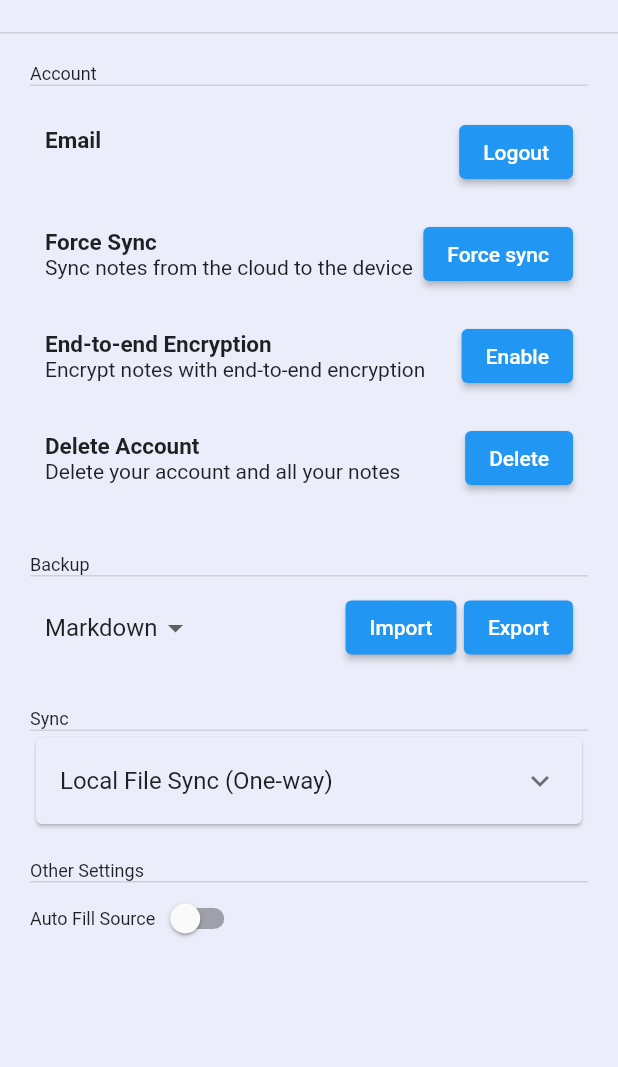
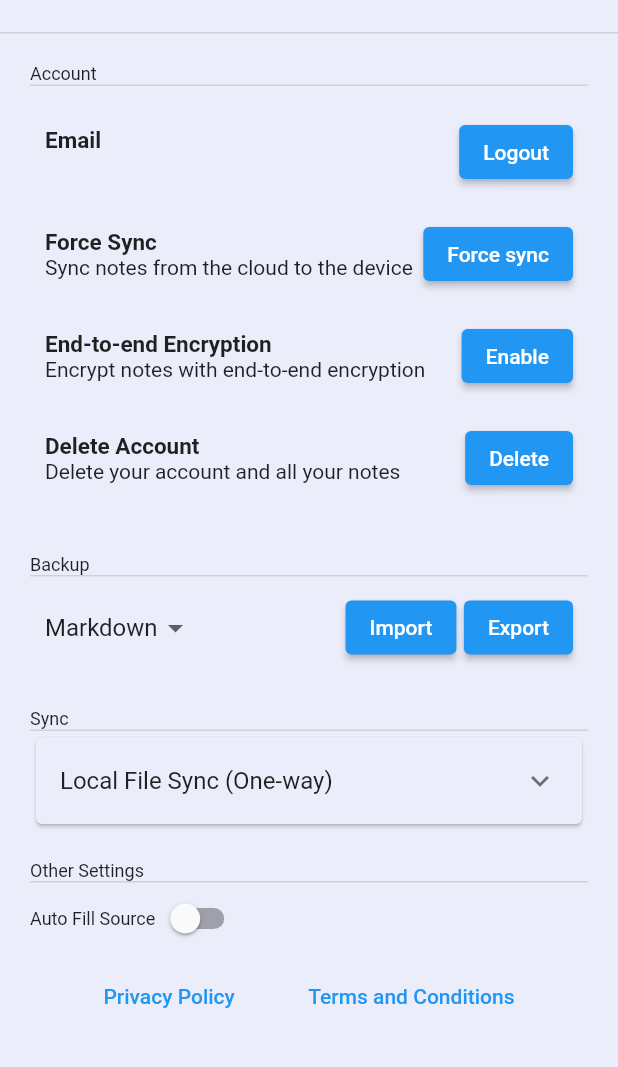
Before and after one commit to fleetingnotes/fleeting-notes-flutter, a Flutter app: the SettingsScreen screen opened by its route, on a phone screen of 412 x 824 dp, the part 60-1127 px from its top. Run offline on Flutter 3.47's test engine with Material 2 defaults, Android fonts, the light colour scheme and no system bars; our stand-ins replace device_info_plus, dio, file_picker, flutter_neumorphic, flutter_secure_storage, go_router and 9 more; missing offline and left inert: dart:js_util, encrypt, file_saver, firedart, receive_sharing_intent, web_browser_detect; accounts and stored records are empty; statements that could not run were skipped.

Commit message:
add legal links to settings page

```diff
--- a/lib/screens/settings/settings_screen.dart
+++ b/lib/screens/settings/settings_screen.dart
@@ -2,6 +2,7 @@ import 'package:file_picker/file_picker.dart';
 import 'package:fleeting_notes_flutter/models/Note.dart';
 import 'package:fleeting_notes_flutter/screens/settings/components/auth.dart';
 import 'package:fleeting_notes_flutter/utils/theme_data.dart';
+import 'package:flutter/gestures.dart';
 import 'package:flutter/material.dart';
 import 'package:fleeting_notes_flutter/services/database.dart';
 import 'package:file_saver/file_saver.dart';
@@ -9,6 +10,7 @@ import 'dart:typed_data';
 import 'dart:convert';
 import 'package:archive/archive.dart';
 import 'package:go_router/go_router.dart';
+import 'package:url_launcher/url_launcher.dart';
 import 'components/account.dart';
 import 'components/back_up.dart';
 import 'components/encryption_dialog.dart';
@@ -268,6 +270,9 @@ class _SettingsScreenState extends State<SettingsScreen> {
                                   .get('auto-fill-source', defaultValue: false),
                               onChanged: autoFilledToggled)
                         ]),
+                        SizedBox(
+                            height: Theme.of(context).custom.kDefaultPadding),
+                        const LegalLinks(),
                       ],
                     )),
               )
@@ -278,3 +283,43 @@ class _SettingsScreenState extends State<SettingsScreen> {
     );
   }
 }
+
+class LegalLinks extends StatelessWidget {
+  const LegalLinks({
+    Key? key,
+  }) : super(key: key);
+
+  @override
+  Widget build(BuildContext context) {
+    return Row(mainAxisAlignment: MainAxisAlignment.spaceEvenly, children: [
+      RichText(
+        text: TextSpan(
+          text: 'Privacy Policy',
+          style: Theme.of(context).textTheme.bodyText1!.copyWith(
+                color: Colors.blue,
+              ),
+          recognizer: TapGestureRecognizer()
+            ..onTap = () {
+              Uri pricingUrl =
+                  Uri.parse("https://fleetingnotes.app/privacy-policy");
+              launchUrl(pricingUrl);
+            },
+        ),
+      ),
+      RichText(
+        text: TextSpan(
+          text: 'Terms and Conditions',
+          style: Theme.of(context).textTheme.bodyText1!.copyWith(
+                color: Colors.blue,
+              ),
+          recognizer: TapGestureRecognizer()
+            ..onTap = () {
+              Uri pricingUrl =
+                  Uri.parse("https://fleetingnotes.app/terms-and-conditions");
+              launchUrl(pricingUrl);
+            },
+        ),
+      ),
+    ]);
+  }
+}
```
